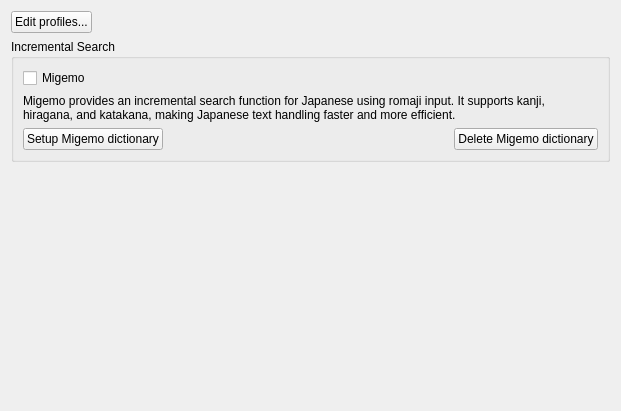
This is src/SettingOptionsForm.ui in soramimi/Guitar as Qt 5 draws it before an edit. The edited form follows.
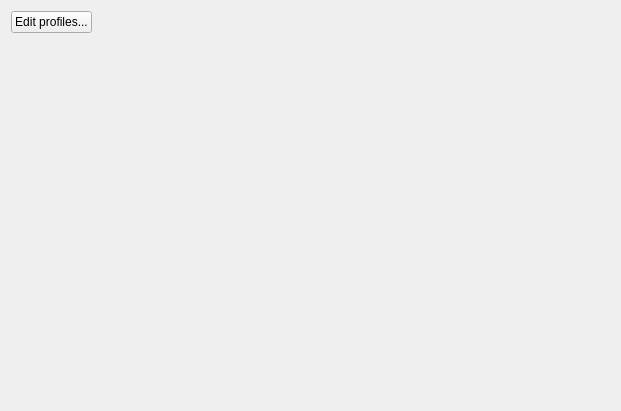
This is the edited form.

Commit message: Migemo関係のソースコードとファイルを削除

```diff
--- a/src/SettingOptionsForm.ui
+++ b/src/SettingOptionsForm.ui
@@ -38,63 +38,6 @@
      </item>
     </layout>
    </item>
-   <item>
-    <widget class="QGroupBox" name="groupBox_migemo">
-     <property name="title">
-      <string>Incremental Search</string>
-     </property>
-     <layout class="QVBoxLayout" name="verticalLayout_2">
-      <item>
-       <widget class="QCheckBox" name="checkBox_incremental_search_with_migemo">
-        <property name="text">
-         <string>Migemo</string>
-        </property>
-       </widget>
-      </item>
-      <item>
-       <widget class="QLabel" name="label">
-        <property name="text">
-         <string>Migemo provides an incremental search function for Japanese using romaji input. It supports kanji, hiragana, and katakana, making Japanese text handling faster and more efficient.</string>
-        </property>
-        <property name="wordWrap">
-         <bool>true</bool>
-        </property>
-       </widget>
-      </item>
-      <item>
-       <layout class="QHBoxLayout" name="horizontalLayout_2">
-        <item>
-         <widget class="QPushButton" name="pushButton_setup_migemo_dict">
-          <property name="text">
-           <string>Setup Migemo dictionary</string>
-          </property>
-         </widget>
-        </item>
-        <item>
-         <spacer name="horizontalSpacer_2">
-          <property name="orientation">
-           <enum>Qt::Orientation::Horizontal</enum>
-          </property>
-          <property name="sizeHint" stdset="0">
-           <size>
-            <width>40</width>
-            <height>20</height>
-           </size>
-          </property>
-         </spacer>
-        </item>
-        <item>
-         <widget class="QPushButton" name="pushButton_delete_migemo_dict">
-          <property name="text">
-           <string>Delete Migemo dictionary</string>
-          </property>
-         </widget>
-        </item>
-       </layout>
-      </item>
-     </layout>
-    </widget>
-   </item>
    <item>
     <spacer name="verticalSpacer">
      <property name="orientation">
```
The commit also changes 120 other files.
